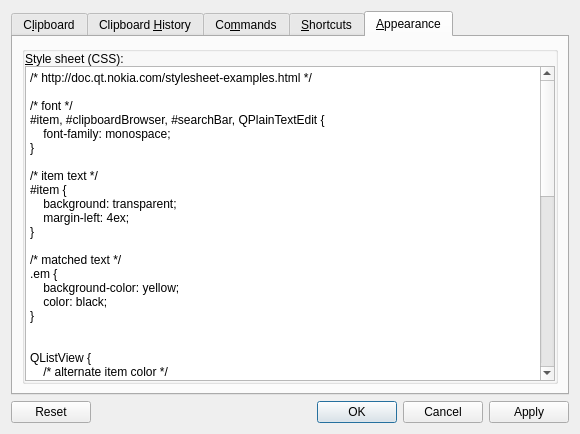
Old version of the form src/configurationmanager.ui in the repository hluk/CopyQ.
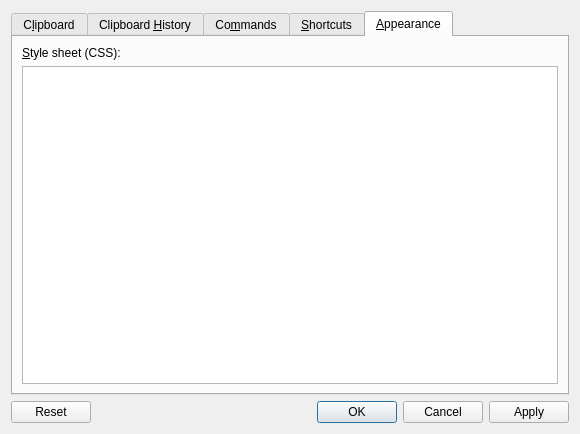
New version of the form. The open tabs and pages were chosen to show the change. Custom widgets are drawn as their Qt base class.

Commit message: Windows version issues, bugs; CSS in resource file

Diff of the .ui file:
```diff
--- a/src/configurationmanager.ui
+++ b/src/configurationmanager.ui
@@ -485,36 +485,8 @@
         <attribute name="title">
          <string>&amp;Appearance</string>
         </attribute>
-        <layout class="QGridLayout" name="gridLayout_4">
-         <item row="0" column="1">
-          <widget class="QSplitter" name="verticalLayout_5">
-           <property name="sizePolicy">
-            <sizepolicy hsizetype="Expanding" vsizetype="Expanding">
-             <horstretch>0</horstretch>
-             <verstretch>0</verstretch>
-            </sizepolicy>
-           </property>
-           <property name="orientation">
-            <enum>Qt::Horizontal</enum>
-           </property>
-           <property name="opaqueResize">
-            <bool>true</bool>
-           </property>
-           <property name="childrenCollapsible">
-            <bool>true</bool>
-           </property>
-           <widget class="QGroupBox" name="verticalLayout_7">
-            <property name="flat">
-             <bool>true</bool>
-            </property>
-            <layout class="QGridLayout" name="gridLayout_6">
-             <property name="horizontalSpacing">
-              <number>0</number>
-             </property>
-             <property name="margin">
-              <number>0</number>
-             </property>
-             <item row="0" column="0">
+        <layout class="QVBoxLayout" name="verticalLayout_5">
+         <item>
               <layout class="QVBoxLayout" name="verticalLayout_9">
                <item>
                 <widget class="QLabel" name="label_8">
@@ -535,66 +507,11 @@
                   </sizepolicy>
                  </property>
                  <property name="plainText">
-                  <string>/* http://doc.qt.nokia.com/stylesheet-examples.html */
-
-/* font */
-#item, #clipboardBrowser, #searchBar, QPlainTextEdit {
-    font-family: monospace;
-}
-
-/* item text */
-#item {
-    background: transparent;
-    margin-left: 4ex;
-}
-
-/* matched text */
-.em {
-    background-color: yellow;
-    color: black;
-}
-
-
-QListView {
-    /* alternate item color */
-    alternate-background-color: rgba(200,200,200,100);
-
-    /* selection color */
-    selection-background-color: rgba(150,220,255,200);
-
-    /* number text color */
-    color: gray;
-    selection-color: white;
-}
-
-#clipboardBrowser {
-}
-
-#searchBar {
-}
-
-#findLabel {
-    font-weight: bold;
-}
-
-QPlainTextEdit {
-    color: black;
-}
-
-QMainWindow {
-}
-
-QToolTip, QScrollBar {
-}
-</string>
+              <string/>
                  </property>
                 </widget>
                </item>
               </layout>
-             </item>
-            </layout>
-           </widget>
-          </widget>
          </item>
         </layout>
        </widget>
```
Left out of the diff: 1 changed line with no effect on the pictures. Lines whose indentation alone changed are shown as unchanged. The commit also changes 6 other files.
